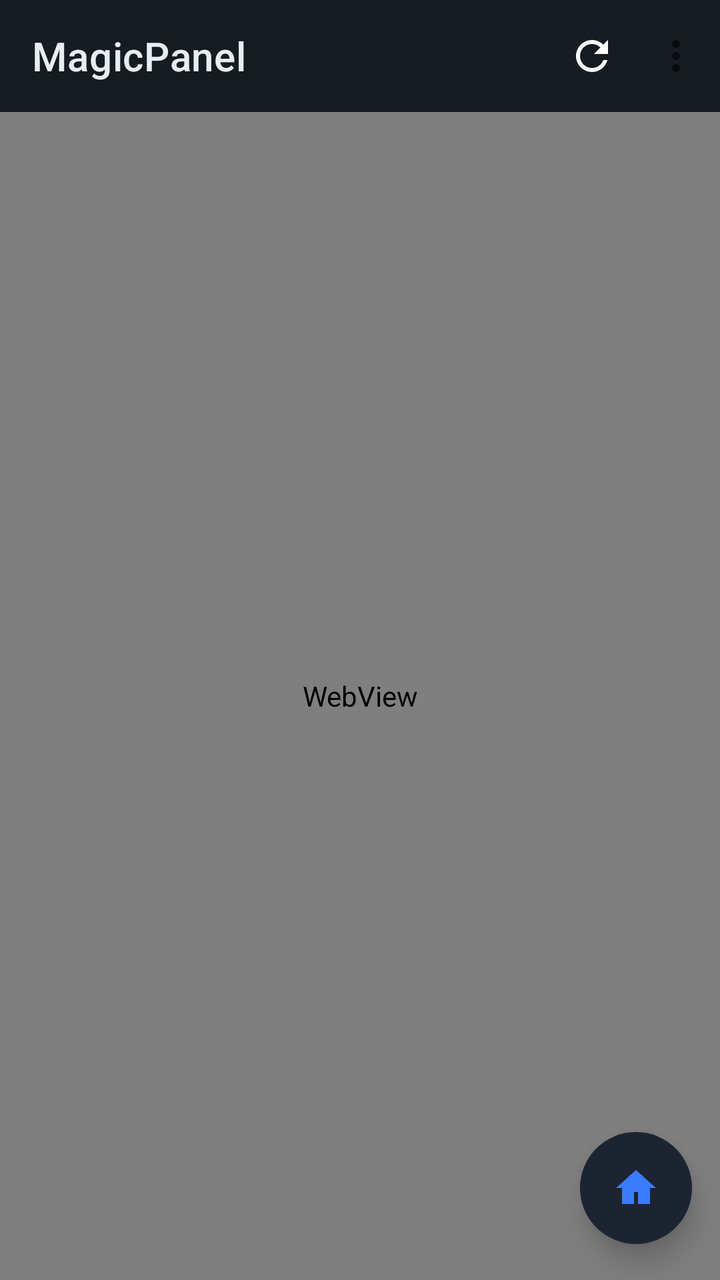
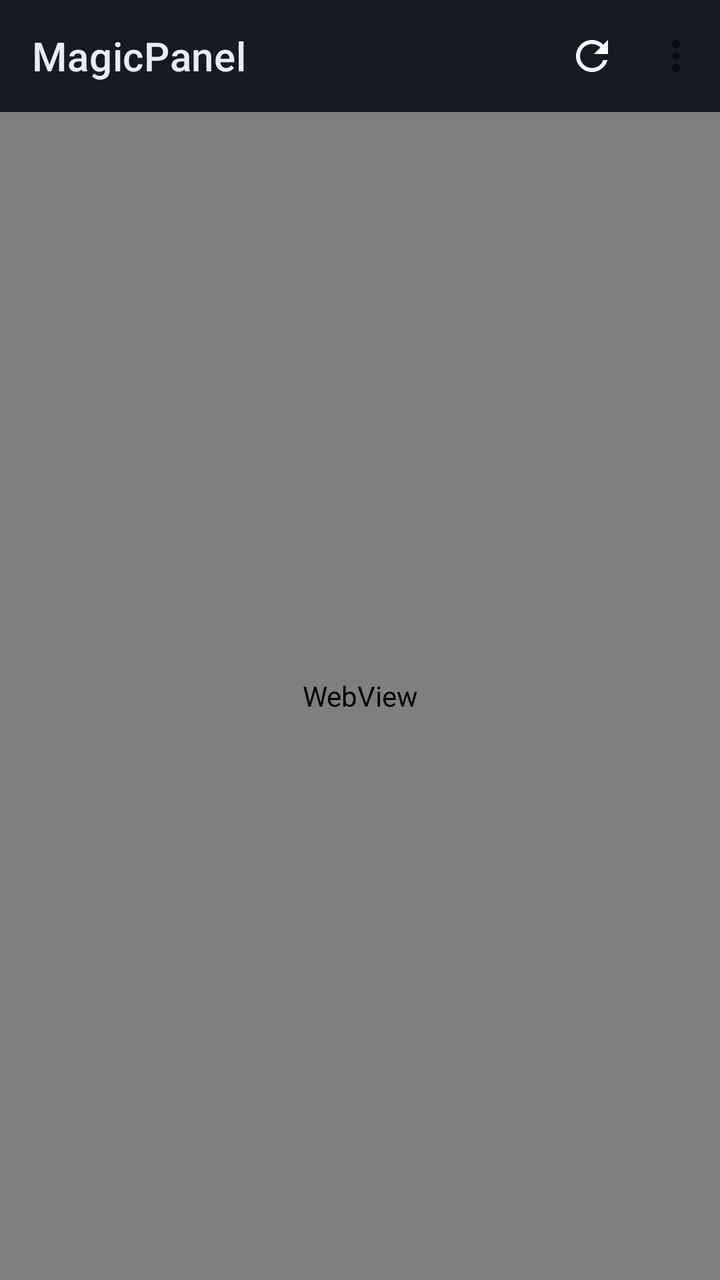

Compare the two renders of this Android layout. The source of the first and the diff that turns it into the second are given below.
<!-- AndroidManifest.xml: application theme Theme.MagicPanel -->
<!-- res/layout/activity_main.xml -->
<?xml version="1.0" encoding="utf-8"?>
<LinearLayout xmlns:android="http://schemas.android.com/apk/res/android"
    xmlns:app="http://schemas.android.com/apk/res-auto"
    android:layout_width="match_parent"
    android:layout_height="match_parent"
    android:background="@color/bg_dark"
    android:orientation="vertical">

    <com.google.android.material.appbar.MaterialToolbar
        android:id="@+id/topBar"
        android:layout_width="match_parent"
        android:layout_height="?attr/actionBarSize"
        android:background="@color/surface_dark"
        app:menu="@menu/main"
        app:title="@string/app_name"
        app:titleTextColor="@color/text_dark" />

    <ProgressBar
        android:id="@+id/progress"
        style="?android:attr/progressBarStyleHorizontal"
        android:layout_width="match_parent"
        android:layout_height="3dp"
        android:indeterminate="false"
        android:max="100"
        android:visibility="gone" />

    
    <FrameLayout
        android:id="@+id/content"
        android:layout_width="match_parent"
        android:layout_height="0dp"
        android:layout_weight="1">

        <WebView
            android:id="@+id/web"
            android:layout_width="match_parent"
            android:layout_height="match_parent"
            android:background="@color/bg_dark" />

        <LinearLayout
            android:id="@+id/errorBox"
            android:layout_width="match_parent"
            android:layout_height="match_parent"
            android:background="@color/bg_dark"
            android:gravity="center"
            android:orientation="vertical"
            android:visibility="gone">

            <TextView
                android:layout_width="wrap_content"
                android:layout_height="wrap_content"
                android:text="@string/error_title"
                android:textColor="@color/text_dark"
                android:textSize="18sp" />

            <TextView
                android:layout_width="wrap_content"
                android:layout_height="wrap_content"
                android:layout_marginTop="6dp"
                android:text="@string/error_desc"
                android:textColor="@color/text_dim" />

            <com.google.android.material.button.MaterialButton
                android:id="@+id/errorRetry"
                android:layout_width="wrap_content"
                android:layout_height="wrap_content"
                android:layout_marginTop="16dp"
                android:text="@string/retry" />
        </LinearLayout>

        
        <com.google.android.material.floatingactionbutton.FloatingActionButton
            android:id="@+id/homeFab"
            android:layout_width="wrap_content"
            android:layout_height="wrap_content"
            android:layout_gravity="bottom|end"
            android:layout_marginEnd="14dp"
            android:layout_marginBottom="18dp"
            android:contentDescription="@string/home_portal"
            android:src="@drawable/ic_home"
            app:backgroundTint="@color/fab_bg"
            app:borderWidth="0dp"
            app:elevation="8dp"
            app:strokeColor="@color/fab_stroke"
            app:strokeWidth="1dp"
            app:tint="@color/brand" />
    </FrameLayout>
</LinearLayout>
<!-- resources referenced by this layout -->
<resources>
  <color name="bg_dark">#0E1116</color>
  <color name="brand">#3B7CFF</color>
  <color name="fab_bg">#1C2431</color>
  <color name="fab_stroke">#2C3A4D</color>
  <color name="surface_dark">#161B22</color>
  <color name="text_dark">#E6EDF3</color>
  <color name="text_dim">#8B949E</color>
  <!-- drawable ic_home (drawable) -->
  <?xml version="1.0" encoding="utf-8"?>
  <vector xmlns:android="http://schemas.android.com/apk/res/android"
      android:width="24dp"
      android:height="24dp"
      android:viewportWidth="24"
      android:viewportHeight="24"
      android:tint="#FFFFFF">
      <path
          android:fillColor="#FFFFFF"
          android:pathData="M12,3 L2,12 h3 v8 h6 v-6 h2 v6 h6 v-8 h3 z" />
  </vector>
  <string name="app_name">MagicPanel</string>
  <string name="error_desc">请检查网络后重试</string>
  <string name="error_title">连接不上面板</string>
  <string name="home_portal">返回门户首页</string>
  <string name="retry">重试</string>
  <style name="Theme.MagicPanel" parent="Theme.MaterialComponents.DayNight.NoActionBar">
          <item name="colorPrimary">@color/brand</item>
          <item name="colorPrimaryVariant">@color/brand_dark</item>
          <item name="colorOnPrimary">#FFFFFF</item>
          <item name="colorSecondary">@color/brand</item>
          <item name="android:statusBarColor">@android:color/transparent</item>
          <item name="android:navigationBarColor">@android:color/transparent</item>
          <item name="android:windowBackground">@color/bg_dark</item>
      </style>
  <color name="brand_dark">#1F4FBF</color>
</resources>

<!-- the commit's change to res/layout/activity_main.xml (unified diff, before → after) -->
@@ -67,22 +67,5 @@
                 android:layout_marginTop="16dp"
                 android:text="@string/retry" />
         </LinearLayout>
-
-        
-        <com.google.android.material.floatingactionbutton.FloatingActionButton
-            android:id="@+id/homeFab"
-            android:layout_width="wrap_content"
-            android:layout_height="wrap_content"
-            android:layout_gravity="bottom|end"
-            android:layout_marginEnd="14dp"
-            android:layout_marginBottom="18dp"
-            android:contentDescription="@string/home_portal"
-            android:src="@drawable/ic_home"
-            app:backgroundTint="@color/fab_bg"
-            app:borderWidth="0dp"
-            app:elevation="8dp"
-            app:strokeColor="@color/fab_stroke"
-            app:strokeWidth="1dp"
-            app:tint="@color/brand" />
     </FrameLayout>
 </LinearLayout>
<!-- resource entries referenced after the edit -->
@@ -2,27 +2,12 @@
 <resources>
   <color name="bg_dark">#0E1116</color>
   <color name="brand">#3B7CFF</color>
-  <color name="fab_bg">#1C2431</color>
-  <color name="fab_stroke">#2C3A4D</color>
   <color name="surface_dark">#161B22</color>
   <color name="text_dark">#E6EDF3</color>
   <color name="text_dim">#8B949E</color>
-  <!-- drawable ic_home (drawable) -->
-  <?xml version="1.0" encoding="utf-8"?>
-  <vector xmlns:android="http://schemas.android.com/apk/res/android"
-      android:width="24dp"
-      android:height="24dp"
-      android:viewportWidth="24"
-      android:viewportHeight="24"
-      android:tint="#FFFFFF">
-      <path
-          android:fillColor="#FFFFFF"
-          android:pathData="M12,3 L2,12 h3 v8 h6 v-6 h2 v6 h6 v-8 h3 z" />
-  </vector>
   <string name="app_name">MagicPanel</string>
   <string name="error_desc">请检查网络后重试</string>
   <string name="error_title">连接不上面板</string>
-  <string name="home_portal">返回门户首页</string>
   <string name="retry">重试</string>
   <style name="Theme.MagicPanel" parent="Theme.MaterialComponents.DayNight.NoActionBar">
           <item name="colorPrimary">@color/brand</item>
